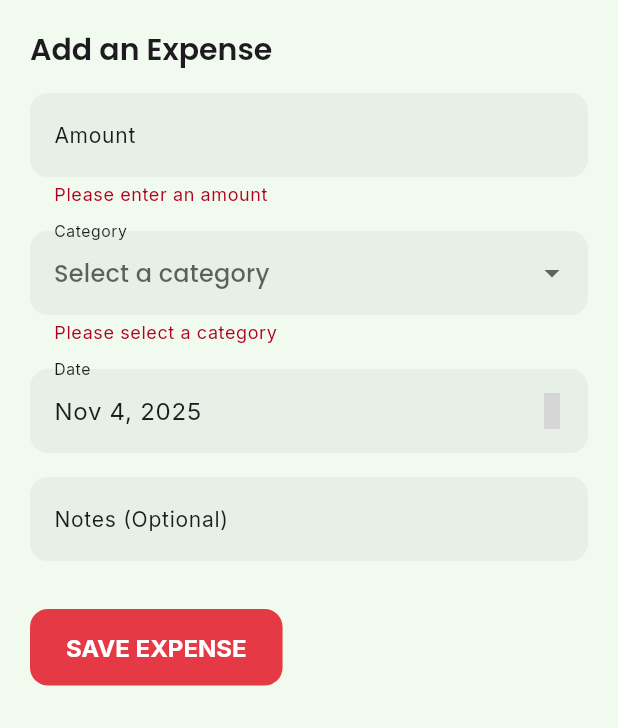
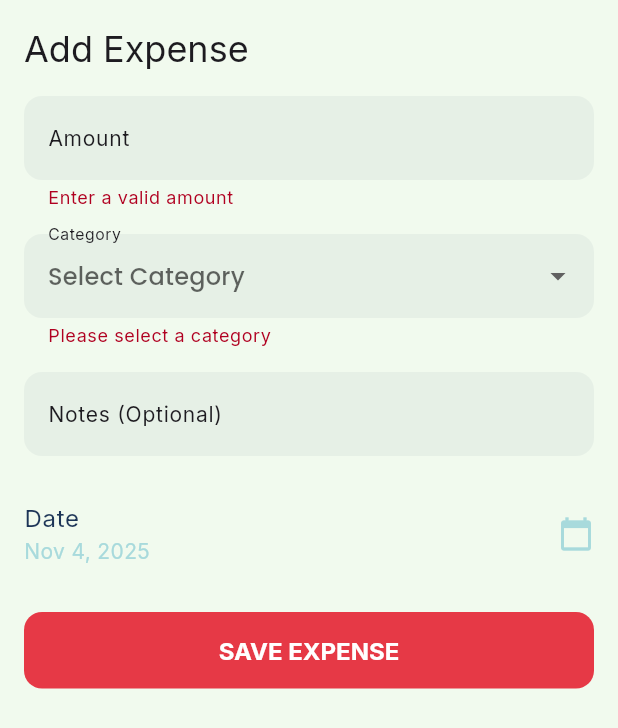
Before and after one commit to daphne-i/our-home, a Flutter app: the AddExpenseModal widget shown alone on an empty page, opened directly, after a tap on "SAVE EXPENSE", on a phone screen of 412 x 824 dp. Shown: the top 728 px of the screen. Run offline on Flutter 3.47's test engine with Material 3 defaults, Android fonts, the phone set to English and light mode, and no system bars; our stand-ins replace cloud_firestore, eva_icons_flutter, firebase_auth, firebase_core, flutter_riverpod, google_fonts and 2 more; accounts and stored records are empty; grey boxes are pictures that could not be loaded.

Commit message:
categories

```diff
--- a/lib/features/finance/presentation/screens/add_expense_modal.dart
+++ b/lib/features/finance/presentation/screens/add_expense_modal.dart
@@ -1,13 +1,14 @@
 import 'package:cloud_firestore/cloud_firestore.dart';
 import 'package:flutter/material.dart';
-import 'package:flutter/services.dart';
 import 'package:flutter_riverpod/flutter_riverpod.dart';
-import 'package:eva_icons_flutter/eva_icons_flutter.dart';
+import 'package:homely/core/app_theme.dart';
 import 'package:homely/features/finance/models/expense_model.dart';
 import 'package:homely/features/finance/providers/expense_provider.dart';
 import 'package:intl/intl.dart';
 
-// This is the "Add Expense" modal (Section 3.3.1)
+// --- 1. IMPORT THE NEW CATEGORY PROVIDER ---
+import 'package:homely/features/finance/providers/category_providers.dart';
+
 class AddExpenseModal extends ConsumerStatefulWidget {
   const AddExpenseModal({super.key});
 
@@ -19,198 +20,160 @@ class _AddExpenseModalState extends ConsumerState<AddExpenseModal> {
   final _formKey = GlobalKey<FormState>();
   final _amountController = TextEditingController();
   final _notesController = TextEditingController();
-  final _dateController = TextEditingController();
+  DateTime _selectedDate = DateTime.now();
+  String? _selectedCategory; // This can now be null initially
 
-  DateTime? _selectedDate;
-  String? _selectedCategory;
-
-  // TODO: In a future phase, load these from Household Settings
-  final List<String> _categories = [
-    'Groceries',
-    'Bills',
-    'Utilities',
-    'Transport',
-    'Eating Out',
-    'Entertainment',
-    'Shopping',
-    'Other',
-  ];
-
-  @override
-  void initState() {
-    super.initState();
-    // Default to today's date
-    _selectDate(DateTime.now());
-  }
+  // --- 2. REMOVE THE HARD-CODED LIST ---
+  // final List<String> _categories = [ ... ];
 
   @override
   void dispose() {
     _amountController.dispose();
     _notesController.dispose();
-    _dateController.dispose();
     super.dispose();
   }
 
-  void _selectDate(DateTime newDate) {
-    setState(() {
-      _selectedDate = newDate;
-      _dateController.text = DateFormat.yMMMd().format(newDate);
-    });
-  }
-
-  Future<void> _pickDate(BuildContext context) async {
-    final initialDate = _selectedDate ?? DateTime.now();
-    final newDate = await showDatePicker(
+  Future<void> _pickDate() async {
+    final DateTime? picked = await showDatePicker(
       context: context,
-      initialDate: initialDate,
-      firstDate: DateTime(initialDate.year - 1),
+      initialDate: _selectedDate,
+      firstDate: DateTime.now().subtract(const Duration(days: 365)),
       lastDate: DateTime.now(),
     );
-
-    if (newDate != null) {
-      _selectDate(newDate);
+    if (picked != null && picked != _selectedDate) {
+      setState(() {
+        _selectedDate = picked;
+      });
     }
   }
 
-  void _showErrorSnackBar(String message) {
-    if (!mounted) return;
+  Future<void> _submit() async {
+    if (_formKey.currentState!.validate()) {
+      if (_selectedCategory == null) {
         ScaffoldMessenger.of(context).showSnackBar(
-      SnackBar(
-        content: Text(message),
-        backgroundColor: Theme.of(context).colorScheme.error,
-      ),
+          const SnackBar(content: Text('Please select a category')),
         );
-  }
-
-  void _saveExpense() async {
-    if (_formKey.currentState!.validate()) {
-      if (_selectedDate == null) {
-        _showErrorSnackBar('Please select a date');
         return;
       }
 
       final newExpense = ExpenseModel(
-        amount: double.parse(_amountController.text.trim()),
+        amount: double.tryParse(_amountController.text) ?? 0.0,
+        notes: _notesController.text,
         category: _selectedCategory!,
-        notes: _notesController.text.trim().isNotEmpty
-            ? _notesController.text.trim()
-            : null,
-        date: Timestamp.fromDate(_selectedDate!),
-        addedBy: '', // Will be filled in by the controller
+        date: Timestamp.fromDate(_selectedDate),
+        addedBy: '', // Controller will fill this
       );
 
-      try {
-        await ref
-            .read(expenseControllerProvider.notifier)
-            .addExpense(newExpense);
+      await ref.read(expenseControllerProvider.notifier).addExpense(newExpense);
+
       if (mounted) {
-          Navigator.of(context).pop(); // Close the modal on success
-        }
-      } catch (e) {
-        _showErrorSnackBar('An error occurred: $e');
+        Navigator.pop(context); // Close the modal
       }
     }
   }
 
   @override
   Widget build(BuildContext context) {
+    final theme = Theme.of(context);
     final isLoading = ref.watch(expenseControllerProvider);
 
-    return Container(
+    // --- 3. WATCH THE NEW CATEGORY LIST ---
+    final categoriesAsync = ref.watch(categoryListProvider);
+
+    return SingleChildScrollView(
+      child: Padding(
+        padding:
+            EdgeInsets.only(bottom: MediaQuery.of(context).viewInsets.bottom),
+        child: Container(
+          padding: const EdgeInsets.all(AppTheme.spacingMedium),
           decoration: BoxDecoration(
-        color: Theme.of(context).colorScheme.surface,
-        borderRadius: const BorderRadius.vertical(
-          top: Radius.circular(20),
+            color: theme.colorScheme.surface,
+            borderRadius: const BorderRadius.vertical(top: Radius.circular(20)),
           ),
-      ),
-      child: SafeArea(
-        child: Padding(
-          padding: const EdgeInsets.fromLTRB(20, 20, 20, 12),
           child: Form(
             key: _formKey,
             child: Column(
               mainAxisSize: MainAxisSize.min,
-              crossAxisAlignment: CrossAxisAlignment.start,
+              crossAxisAlignment: CrossAxisAlignment.stretch,
               children: [
-                Text('Add an Expense',
-                    style: Theme.of(context).textTheme.headlineMedium),
-                const SizedBox(height: 16),
-                // --- Amount Field ---
+                Text('Add Expense', style: theme.textTheme.headlineSmall),
+                const SizedBox(height: AppTheme.spacingMedium),
+
                 TextFormField(
                   controller: _amountController,
                   decoration: const InputDecoration(
-                    labelText: 'Amount',
-                    prefixText: '₹',
-                  ),
+                      labelText: 'Amount', prefixText: '₹'),
                   keyboardType:
                       const TextInputType.numberWithOptions(decimal: true),
-                  inputFormatters: [
-                    FilteringTextInputFormatter.allow(
-                        RegExp(r'^\d+\.?\d{0,2}')),
-                  ],
-                  validator: (value) {
-                    if (value == null || value.isEmpty) {
-                      return 'Please enter an amount';
+                  validator: (value) =>
+                      value == null || double.tryParse(value) == null
+                          ? 'Enter a valid amount'
+                          : null,
+                ),
+                const SizedBox(height: AppTheme.spacingMedium),
+
+                // --- 4. BUILD THE DROPDOWN FROM THE PROVIDER ---
+                categoriesAsync.when(
+                  loading: () =>
+                      const Center(child: CircularProgressIndicator()),
+                  error: (err, stack) => Text('Error loading categories: $err'),
+                  data: (categories) {
+                    // If the list changed and our selection is no longer valid, reset it
+                    if (_selectedCategory != null &&
+                        !categories
+                            .any((cat) => cat.name == _selectedCategory)) {
+                      _selectedCategory = null;
                     }
-                    if (double.tryParse(value) == null) {
-                      return 'Please enter a valid number';
-                    }
-                    return null;
-                  },
-                ),
-                const SizedBox(height: 16),
-                // --- Category Field ---
-                DropdownButtonFormField<String>(
+
+                    return DropdownButtonFormField<String>(
                       value: _selectedCategory,
+                      hint: const Text('Select Category'),
                       decoration: const InputDecoration(labelText: 'Category'),
-                  hint: const Text('Select a category'),
-                  items: _categories
+                      items: categories
                           .map((category) => DropdownMenuItem(
-                            value: category,
-                            child: Text(category),
-                          ))
+                              value: category.name, child: Text(category.name)))
                           .toList(),
                       onChanged: (value) {
-                    setState(() {
-                      _selectedCategory = value;
-                    });
+                        if (value != null) {
+                          setState(() => _selectedCategory = value);
+                        }
                       },
                       validator: (value) =>
                           value == null ? 'Please select a category' : null,
+                    );
+                  },
                 ),
-                const SizedBox(height: 16),
-                // --- Date Field ---
-                TextFormField(
-                  controller: _dateController,
-                  readOnly: true,
-                  decoration: const InputDecoration(
-                    labelText: 'Date',
-                    suffixIcon: Icon(EvaIcons.calendarOutline),
-                  ),
-                  onTap: () => _pickDate(context),
-                ),
-                const SizedBox(height: 16),
-                // --- Notes Field ---
+                // --- END OF CHANGE ---
+
+                const SizedBox(height: AppTheme.spacingMedium),
+
                 TextFormField(
                   controller: _notesController,
                   decoration:
                       const InputDecoration(labelText: 'Notes (Optional)'),
-                  textCapitalization: TextCapitalization.sentences,
                 ),
-                const SizedBox(height: 32),
-                // --- Save Button ---
+                const SizedBox(height: AppTheme.spacingMedium),
+
+                ListTile(
+                  contentPadding: EdgeInsets.zero,
+                  title: const Text('Date'),
+                  subtitle: Text(DateFormat.yMMMd().format(_selectedDate)),
+                  trailing: const Icon(Icons.calendar_today),
+                  onTap: _pickDate,
+                ),
+                const SizedBox(height: AppTheme.spacingMedium),
+
                 FilledButton(
-                  onPressed: isLoading ? null : _saveExpense,
+                  onPressed: isLoading ? null : _submit,
                   child: isLoading
                       ? const SizedBox(
+                          height: 20,
                           width: 20,
-                          height: 20,
                           child: CircularProgressIndicator(strokeWidth: 2),
                         )
                       : const Text('SAVE EXPENSE'),
                 ),
-                // Add bottom padding to push content up when keyboard appears
-                SizedBox(height: MediaQuery.of(context).viewInsets.bottom),
+                const SizedBox(height: 12),
               ],
             ),
           ),
```
Also changed, not shown: lib/features/finance/data/category_service.dart (added, +56 -0 lines), lib/features/finance/models/category_model.dart (added, +25 -0 lines), lib/features/finance/providers/category_providers.dart (added, +103 -0 lines), lib/features/settings/presentation/screens/manage_categories_screen.dart (added, +106 -0 lines), lib/features/settings/presentation/screens/settings_screen.dart (+11 -5 lines). Lines whose indentation alone changed are shown as unchanged.
